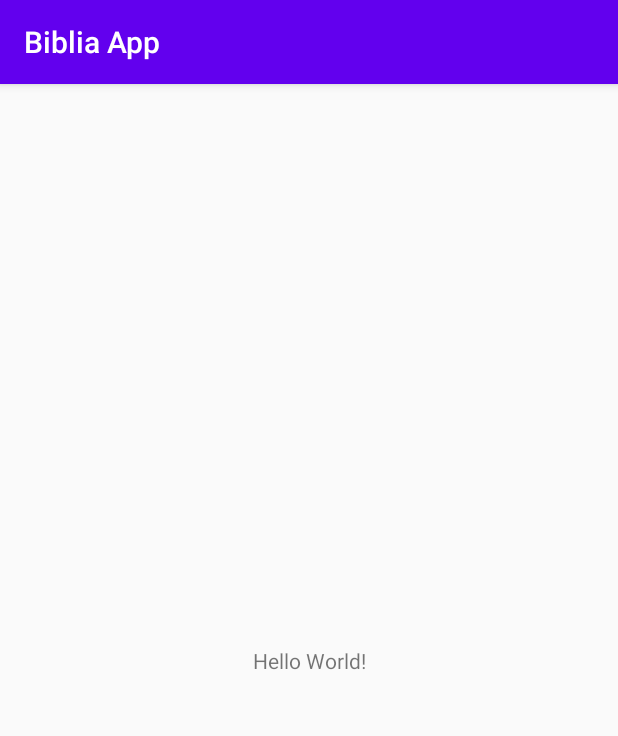
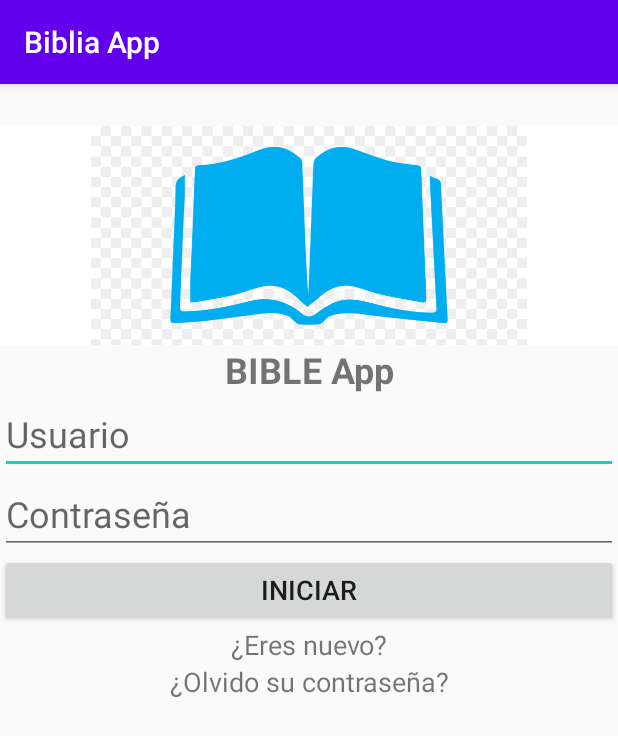
Before and after one commit to rperdomo24/BibliaApp, an Android app: the screen it shows after launch (MainActivity before the commit, LoginActivity after it), on a phone screen of 412 x 824 dp. Shown: the top 736 px of the screen. Run offline under Robolectric (Android 15) with nearby library versions, the phone set to English and light mode, and no system bars.

Commit message:
add new lalyout

```diff
--- a/BibliaApp.Movil/app/build.gradle
+++ b/BibliaApp.Movil/app/build.gradle
@@ -31,4 +31,6 @@ dependencies {
     testImplementation 'junit:junit:4.12'
     androidTestImplementation 'androidx.test.ext:junit:1.1.2'
     androidTestImplementation 'androidx.test.espresso:espresso-core:3.3.0'
+    implementation 'androidx.recyclerview:recyclerview:1.0.0'
+
 }
--- /dev/null
+++ b/BibliaApp.Movil/app/src/main/java/com/rperdomo/bibliaapp/LoginActivity.java
@@ -0,0 +1,32 @@
+package com.rperdomo.bibliaapp;
+
+import android.content.Intent;
+import android.view.View;
+import androidx.appcompat.app.AppCompatActivity;
+import android.os.Bundle;
+
+public class LoginActivity extends AppCompatActivity {
+
+    @Override
+    protected void onCreate(Bundle savedInstanceState) {
+        super.onCreate(savedInstanceState);
+        setContentView(R.layout.activity_login);
+    }
+
+
+    public void onClickRegistrer(View v) {
+        Intent intent = new Intent (this, RegistrarActivity.class);
+        startActivityForResult(intent, 0);
+    }
+
+    public void onClickChangePassword(View v) {
+        Intent intent = new Intent (this, RecuperarContrasennaActivity.class);
+        startActivityForResult(intent, 0);
+    }
+
+    public void onClickLogin(View v) {
+        Intent intent = new Intent (this, MainActivity.class);
+        startActivityForResult(intent, 0);
+    }
+
+}
--- /dev/null
+++ b/BibliaApp.Movil/app/src/main/res/layout/activity_login.xml
@@ -0,0 +1,58 @@
+<?xml version="1.0" encoding="utf-8"?>
+<androidx.constraintlayout.widget.ConstraintLayout
+        xmlns:android="http://schemas.android.com/apk/res/android"
+        xmlns:tools="http://schemas.android.com/tools"
+        xmlns:app="http://schemas.android.com/apk/res-auto"
+        android:layout_width="match_parent"
+        android:layout_height="match_parent"
+        tools:context=".LoginActivity">
+
+    <LinearLayout
+            android:orientation="horizontal"
+            android:layout_width="match_parent"
+            android:layout_height="match_parent">
+        <LinearLayout
+                android:orientation="vertical"
+                android:layout_width="match_parent"
+                android:layout_height="match_parent">
+            <ImageView
+                    android:layout_width="match_parent"
+                    android:layout_height="146dp"
+                    android:id="@+id/imageView"
+                    android:layout_marginTop="28dp" tools:srcCompat="@drawable/logo01png"
+                    app:srcCompat="@drawable/logo01png" android:background="#FFFFFF"/>
+            <TextView
+                    android:text="BIBLE App"
+                    android:layout_width="match_parent"
+                    android:layout_height="wrap_content" android:id="@+id/textView2" android:textSize="24sp"
+                    android:fontFamily="sans-serif" android:textAlignment="center" android:textStyle="bold"/>
+            <EditText
+                    android:layout_width="match_parent"
+                    android:layout_height="wrap_content"
+                    android:inputType="textPersonName"
+                    android:ems="10"
+                    android:id="@+id/editText" android:hint="Usuario" android:textSize="24sp"/>
+            <EditText
+                    android:layout_width="match_parent"
+                    android:layout_height="wrap_content"
+                    android:inputType="textPassword"
+                    android:ems="10"
+                    android:id="@+id/editText2" android:hint="Contraseña" android:textSize="24sp"/>
+            <Button
+                    android:text="Iniciar"
+                    android:layout_width="match_parent"
+                    android:layout_height="wrap_content" android:id="@+id/button"
+                    android:textSize="18sp" android:textAlignment="center" android:onClick="onClickLogin"/>
+            <TextView
+                    android:layout_width="match_parent"
+                    android:layout_height="wrap_content" android:id="@+id/textViewNew"
+                    android:text="¿Eres nuevo?" android:textAlignment="center" android:textSize="18sp"
+                    android:onClick="onClickRegistrer"/>
+            <TextView
+                    android:layout_width="match_parent"
+                    android:layout_height="wrap_content" android:id="@+id/textView5"
+                    android:text="¿Olvido su contraseña?" android:textAlignment="center" android:textSize="18sp"
+                    android:onClick="onClickChangePassword"/>
+        </LinearLayout>
+    </LinearLayout>
+</androidx.constraintlayout.widget.ConstraintLayout>
--- /dev/null
+++ b/BibliaApp.Movil/app/src/main/res/menu/main_menu.xml
@@ -0,0 +1,4 @@
+<?xml version="1.0" encoding="utf-8"?>
+<menu xmlns:android="http://schemas.android.com/apk/res/android">
+
+</menu>
```
Also changed, not shown: BibliaApp.Movil/app/src/main/AndroidManifest.xml (+25 -10 lines), BibliaApp.Movil/app/src/main/java/com/rperdomo/bibliaapp/RecuperarContrasennaActivity.java (added, +16 -0 lines), BibliaApp.Movil/app/src/main/java/com/rperdomo/bibliaapp/RegistrarActivity.java (added, +17 -0 lines), BibliaApp.Movil/app/src/main/res/layout/activity_main.xml (+52 -8 lines), BibliaApp.Movil/app/src/main/res/layout/activity_recuperar_contrasenna.xml (added, +45 -0 lines), BibliaApp.Movil/app/src/main/res/layout/activity_registrar.xml (added, +98 -0 lines), BibliaApp.Movil/app/src/main/res/drawable/creacion.png (added), BibliaApp.Movil/app/src/main/res/drawable/face01.jpg (added), BibliaApp.Movil/app/src/main/res/drawable/jesus.png (added), BibliaApp.Movil/app/src/main/res/drawable/logo01png.png (added).
